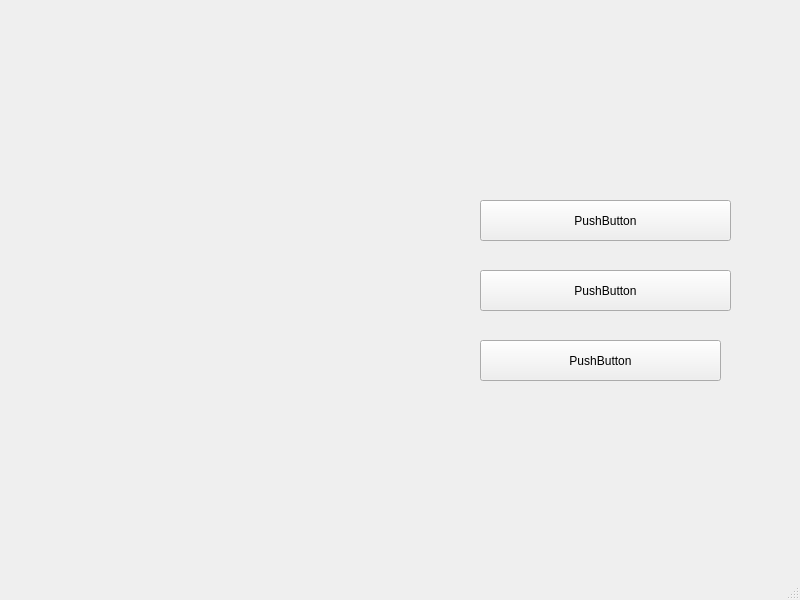
Old version of the form 3_Solution/Client/DummyChefInterface/clientmainwindow.ui in the repository CiocAlexandru/2025_CAM_DummyChef.
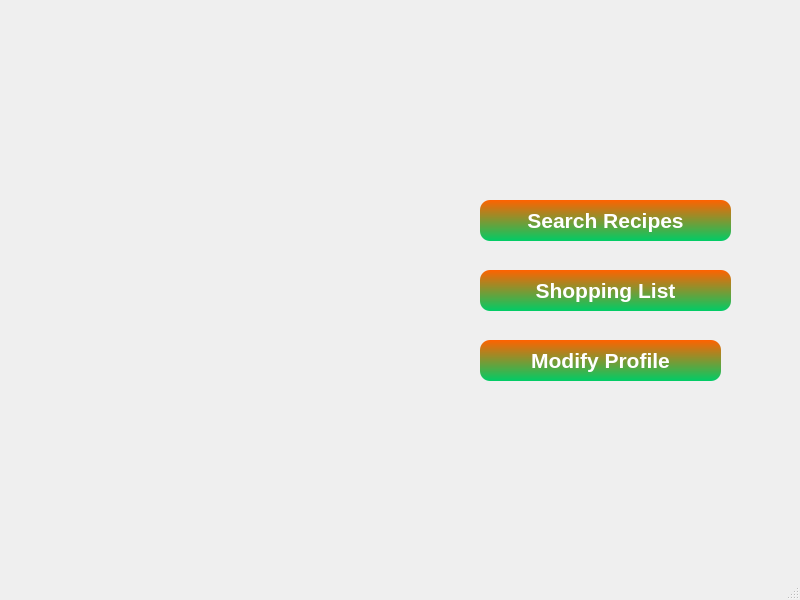
New version of the form.

```diff
--- a/3_Solution/Client/DummyChefInterface/clientmainwindow.ui
+++ b/3_Solution/Client/DummyChefInterface/clientmainwindow.ui
@@ -23,8 +23,31 @@
       <height>41</height>
      </rect>
     </property>
+    <property name="styleSheet">
+     <string notr="true">QPushButton {
+    background: qlineargradient(x1:0, y1:0, x2:0, y2:1, stop:0 #FF6200, stop:1 #00CC66);
+    color: #FFFFFF;
+    border-radius: 10px;
+    border: none;
+    padding: 5px;
+    font-family: &quot;Poppins&quot;;
+    font-size: 16pt;
+    font-weight: 600;
+    box-shadow: 2px 2px 5px rgba(0, 0, 0, 0.3);
+}
+
+QPushButton:hover {
+    background: qlineargradient(x1:0, y1:0, x2:0, y2:1, stop:0 #00CC66, stop:1 #FF6200);
+    border: 2px solid #535AEF;
+}
+
+QPushButton:pressed {
+    background: qlineargradient(x1:0, y1:0, x2:0, y2:1, stop:0 #CC4E00, stop:1 #00994C);
+    border: 2px solid #4488CC;
+}</string>
+    </property>
     <property name="text">
-     <string>PushButton</string>
+     <string>Search Recipes</string>
     </property>
    </widget>
    <widget class="QPushButton" name="shoppingListButton">
@@ -36,8 +59,31 @@
       <height>41</height>
      </rect>
     </property>
+    <property name="styleSheet">
+     <string notr="true">QPushButton {
+    background: qlineargradient(x1:0, y1:0, x2:0, y2:1, stop:0 #FF6200, stop:1 #00CC66);
+    color: #FFFFFF;
+    border-radius: 10px;
+    border: none;
+    padding: 5px;
+    font-family: &quot;Poppins&quot;;
+    font-size: 16pt;
+    font-weight: 600;
+    box-shadow: 2px 2px 5px rgba(0, 0, 0, 0.3);
+}
+
+QPushButton:hover {
+    background: qlineargradient(x1:0, y1:0, x2:0, y2:1, stop:0 #00CC66, stop:1 #FF6200);
+    border: 2px solid #535AEF;
+}
+
+QPushButton:pressed {
+    background: qlineargradient(x1:0, y1:0, x2:0, y2:1, stop:0 #CC4E00, stop:1 #00994C);
+    border: 2px solid #4488CC;
+}</string>
+    </property>
     <property name="text">
-     <string>PushButton</string>
+     <string>Shopping List</string>
     </property>
    </widget>
    <widget class="QPushButton" name="modifyProfileButton">
@@ -49,8 +95,31 @@
       <height>41</height>
      </rect>
     </property>
+    <property name="styleSheet">
+     <string notr="true">QPushButton {
+    background: qlineargradient(x1:0, y1:0, x2:0, y2:1, stop:0 #FF6200, stop:1 #00CC66);
+    color: #FFFFFF;
+    border-radius: 10px;
+    border: none;
+    padding: 5px;
+    font-family: &quot;Poppins&quot;;
+    font-size: 16pt;
+    font-weight: 600;
+    box-shadow: 2px 2px 5px rgba(0, 0, 0, 0.3);
+}
+
+QPushButton:hover {
+    background: qlineargradient(x1:0, y1:0, x2:0, y2:1, stop:0 #00CC66, stop:1 #FF6200);
+    border: 2px solid #535AEF;
+}
+
+QPushButton:pressed {
+    background: qlineargradient(x1:0, y1:0, x2:0, y2:1, stop:0 #CC4E00, stop:1 #00994C);
+    border: 2px solid #4488CC;
+}</string>
+    </property>
     <property name="text">
-     <string>PushButton</string>
+     <string>Modify Profile</string>
     </property>
    </widget>
   </widget>
```
